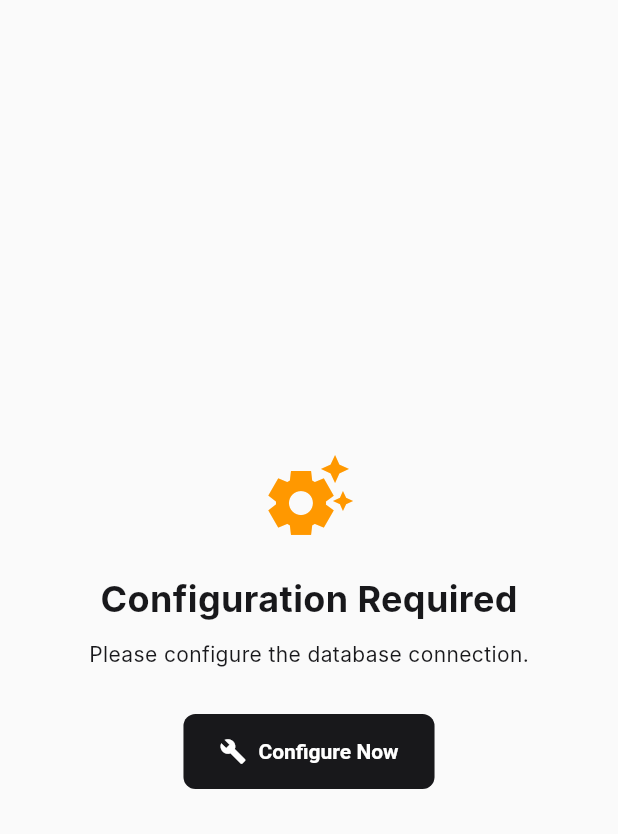
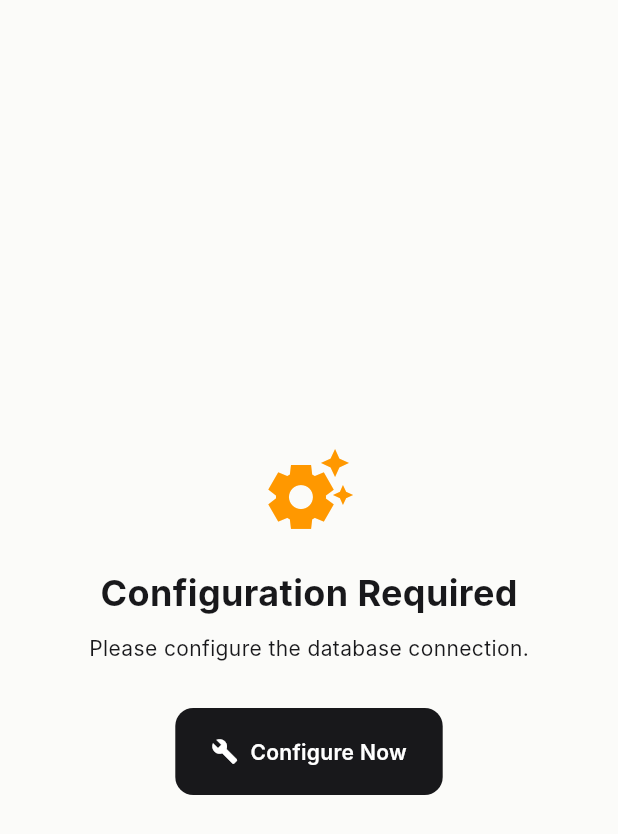
Before and after one commit to tgatcea-cmd/TTN-MQTT-Monitor, a Flutter app: the screen it shows after launch, on a phone screen of 412 x 824 dp. Shown: the top 834 px of the screen. Run offline on Flutter 3.47's test engine with Material 3 defaults, Android fonts, the phone set to English and light mode, and no system bars; our stand-ins replace file_picker, fl_chart, flutter_secure_storage, lucide_icons, share_plus, shared_preferences and 1 more; missing offline and left inert: cryptography, file_saver, mqtt_client; accounts and stored records are empty; Roboto replaces fonts that are missing (Inter).

Commit message:
new_theme

```diff
--- a/lib/ui/theme.dart
+++ b/lib/ui/theme.dart
@@ -1,70 +1,206 @@
 import 'package:flutter/material.dart';
 
 class AppTheme {
-  static const Color background = Color(0xFFFAFAFA); // Off-white/Paper
-  static const Color surface = Colors.white;
-  static const Color primary = Color(0xFF18181B); // Zinc 900 (Near Black)
-  static const Color secondary = Color(0xFF71717A); // Zinc 500 (Grey)
-  static const Color border = Color(0xFFE4E4E7); // Zinc 200
-  static const Color error = Color(0xFFEF4444); // Red 500
-  static const Color success = Color(0xFF10B981); // Emerald 500
-  static const Color accent = Color(0xFF6366F1); // Indigo 500 (Subtle pop)
+  // ---------------------------------------------------------------------------
+  // 1. Color Palette (The "Swiss Spa" System)
+  // ---------------------------------------------------------------------------
 
+  // Base Tones
+  static const Color background = Color(0xFFFBFBF9); // Warm Alabaster
+  static const Color surface = Color(0xFFFFFFFF);    // Pure White
+  static const Color surfaceSubtle = Color(0xFFF4F4F5); // Very light grey for hover/inputs
+
+  // Text & Content Tones
+  static const Color primary = Color(0xFF18181B);    // Deep Charcoal (Zinc 950)
+  static const Color secondary = Color(0xFF71717A);  // Muted Grey (Zinc 500)
+  static const Color tertiary = Color(0xFFA1A1AA);   // Light Grey (Zinc 400)
+  static const Color border = Color(0xFFE4E4E7);     // Subtle Border (Zinc 200)
+
+  // Functional Palette (Refined)
+  // We avoid "Traffic Light" colors. We use sophisticated, slightly desaturated tones.
+  static const Color accent = Color(0xFF0F766E);     // Deep Teal (Calm, Professional)
+  static const Color error = Color(0xFFBE123C);      // Rose (Not bright red)
+  static const Color success = Color(0xFF047857);    // Emerald (Natural green)
+  static const Color warning = Color(0xFFB45309);    // Amber (Earthy orange)
+
+  // ---------------------------------------------------------------------------
+  // 2. Theme Definition
+  // ---------------------------------------------------------------------------
   static ThemeData get theme {
     return ThemeData(
       useMaterial3: true,
+      fontFamily: 'Inter',
+
+      // Global Color Scheme
       scaffoldBackgroundColor: background,
       primaryColor: primary,
       dividerColor: border,
-      fontFamily: 'Inter', // Ensure you have a clean sans-serif font
-      colorScheme: ColorScheme.light(
+      colorScheme: const ColorScheme.light(
         primary: primary,
+        onPrimary: Colors.white,
+        secondary: accent,
+        onSecondary: Colors.white,
         surface: surface,
+        onSurface: primary,
         error: error,
-        onSurface: primary,
+        onError: Colors.white,
+        outline: border,
       ),
+
+      // AppBar: Minimalist, "Floating" feel implies logic elsewhere,
+      // but here we set the base transparent/flat style.
       appBarTheme: const AppBarTheme(
-        backgroundColor: surface,
+        backgroundColor: background, // Blends with scaffold
         foregroundColor: primary,
         elevation: 0,
         centerTitle: false,
         scrolledUnderElevation: 0,
         titleTextStyle: TextStyle(
+          fontFamily: 'Inter',
           color: primary,
-          fontSize: 18,
+          fontSize: 20,
           fontWeight: FontWeight.w600,
-          letterSpacing: -0.5,
+          letterSpacing: -0.5, // Tight editorial spacing
+        ),
+        iconTheme: IconThemeData(color: primary, size: 20),
+      ),
+
+      // Card: Flat, bordered, clean. No default shadows.
+      cardTheme: CardThemeData(
+        color: surface,
+        elevation: 0,
+        margin: EdgeInsets.zero,
+        shape: RoundedRectangleBorder(
+          borderRadius: BorderRadius.circular(16), // Consistent 16px radius
+          side: const BorderSide(color: border, width: 1),
         ),
       ),
 
-      cardTheme: CardThemeData(
-        color: surface,
-        elevation: 0,
-        shape: RoundedRectangleBorder(
-          borderRadius: BorderRadius.circular(12),
-          side: const BorderSide(color: border),
-        ),
-        margin: EdgeInsets.zero,
-      ),
-
+      // Buttons: Sophisticated geometry
       elevatedButtonTheme: ElevatedButtonThemeData(
         style: ElevatedButton.styleFrom(
           backgroundColor: primary,
           foregroundColor: Colors.white,
           elevation: 0,
-          padding: const EdgeInsets.symmetric(horizontal: 24, vertical: 16),
-          shape: RoundedRectangleBorder(borderRadius: BorderRadius.circular(8)),
-          textStyle: const TextStyle(fontWeight: FontWeight.w600),
+          shadowColor: Colors.transparent,
+          padding: const EdgeInsets.symmetric(horizontal: 24, vertical: 20),
+          shape: RoundedRectangleBorder(borderRadius: BorderRadius.circular(12)),
+          textStyle: const TextStyle(
+            fontFamily: 'Inter',
+            fontWeight: FontWeight.w600,
+            fontSize: 14,
+            letterSpacing: 0.2,
+          ),
         ),
       ),
+
       outlinedButtonTheme: OutlinedButtonThemeData(
         style: OutlinedButton.styleFrom(
           foregroundColor: primary,
+          backgroundColor: Colors.transparent,
+          elevation: 0,
           side: const BorderSide(color: border),
-          padding: const EdgeInsets.symmetric(horizontal: 24, vertical: 16),
+          padding: const EdgeInsets.symmetric(horizontal: 24, vertical: 20),
+          shape: RoundedRectangleBorder(borderRadius: BorderRadius.circular(12)),
+          textStyle: const TextStyle(
+            fontFamily: 'Inter',
+            fontWeight: FontWeight.w600,
+            fontSize: 14,
+            letterSpacing: 0.2,
+          ),
+        ),
+      ),
+
+      textButtonTheme: TextButtonThemeData(
+        style: TextButton.styleFrom(
+          foregroundColor: secondary,
+          padding: const EdgeInsets.symmetric(horizontal: 16, vertical: 12),
           shape: RoundedRectangleBorder(borderRadius: BorderRadius.circular(8)),
+          textStyle: const TextStyle(
+            fontFamily: 'Inter',
+            fontWeight: FontWeight.w500,
+            fontSize: 13,
+          ),
         ),
+      ),
+
+      // Inputs: Clean, spacious, minimal borders
+      inputDecorationTheme: InputDecorationTheme(
+        filled: true,
+        fillColor: surface,
+        contentPadding: const EdgeInsets.all(16),
+        border: OutlineInputBorder(
+          borderRadius: BorderRadius.circular(12),
+          borderSide: const BorderSide(color: border),
+        ),
+        enabledBorder: OutlineInputBorder(
+          borderRadius: BorderRadius.circular(12),
+          borderSide: const BorderSide(color: border),
+        ),
+        focusedBorder: OutlineInputBorder(
+          borderRadius: BorderRadius.circular(12),
+          borderSide: const BorderSide(color: accent, width: 1.5),
+        ),
+        labelStyle: const TextStyle(color: secondary, fontSize: 13),
+        hintStyle: const TextStyle(color: tertiary, fontSize: 13),
+        floatingLabelStyle: const TextStyle(color: accent, fontWeight: FontWeight.w500),
+      ),
+
+      // Tooltip: Dark, high contrast, refined
+      tooltipTheme: TooltipThemeData(
+        decoration: BoxDecoration(
+          color: primary,
+          borderRadius: BorderRadius.circular(8),
+        ),
+        textStyle: const TextStyle(color: Colors.white, fontSize: 12),
+        padding: const EdgeInsets.symmetric(horizontal: 12, vertical: 8),
+      ),
+
+      // Dividers
+      dividerTheme: const DividerThemeData(
+        color: border,
+        thickness: 1,
+        space: 1,
       ),
     );
   }
+
+  // ---------------------------------------------------------------------------
+  // 3. Typography Styles (Helpers for consistent usage)
+  // ---------------------------------------------------------------------------
+
+  static const TextStyle headingLarge = TextStyle(
+    fontFamily: 'Inter',
+    fontSize: 24,
+    fontWeight: FontWeight.w700,
+    color: primary,
+    letterSpacing: -0.8,
+    height: 1.2,
+  );
+
+  static const TextStyle headingMedium = TextStyle(
+    fontFamily: 'Inter',
+    fontSize: 18,
+    fontWeight: FontWeight.w600,
+    color: primary,
+    letterSpacing: -0.5,
+    height: 1.3,
+  );
+
+  static const TextStyle labelSmall = TextStyle(
+    fontFamily: 'Inter',
+    fontSize: 11,
+    fontWeight: FontWeight.w600,
+    color: secondary,
+    letterSpacing: 0.5, // Wide spacing for uppercase labels
+    height: 1.4,
+  );
+
+  static const TextStyle valueLarge = TextStyle(
+    fontFamily: 'Inter', // Or a monospaced variant if available like 'JetBrains Mono'
+    fontSize: 32,
+    fontWeight: FontWeight.w400, // Light weight for elegance
+    color: primary,
+    letterSpacing: -1.0,
+  );
 }
```
